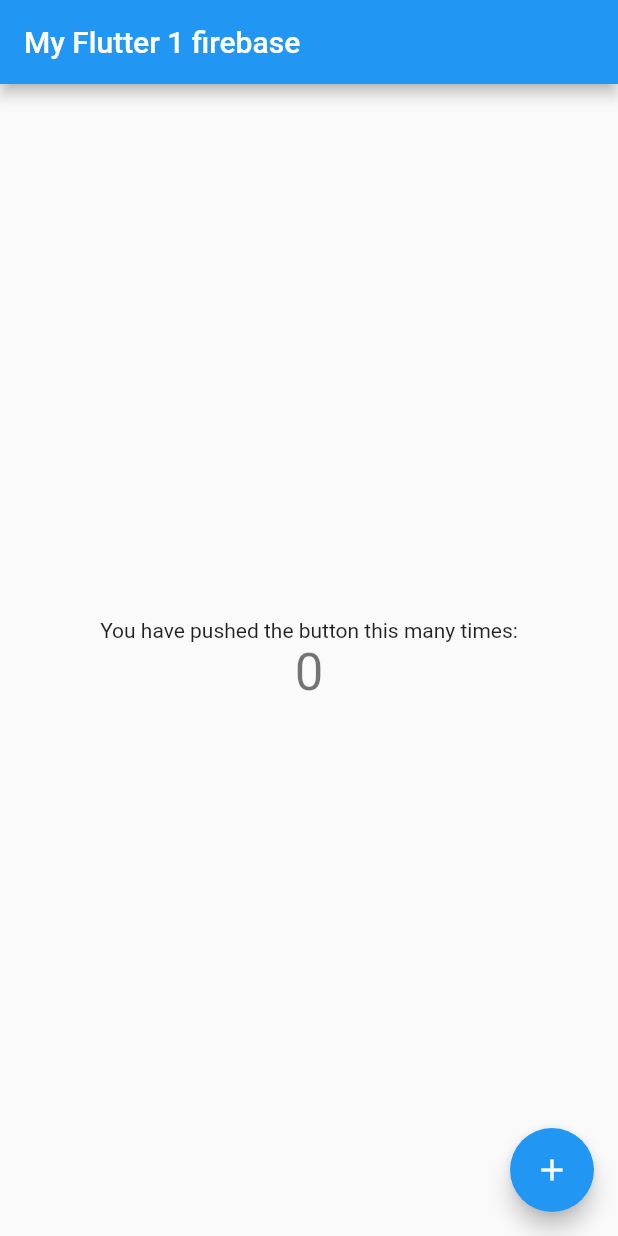
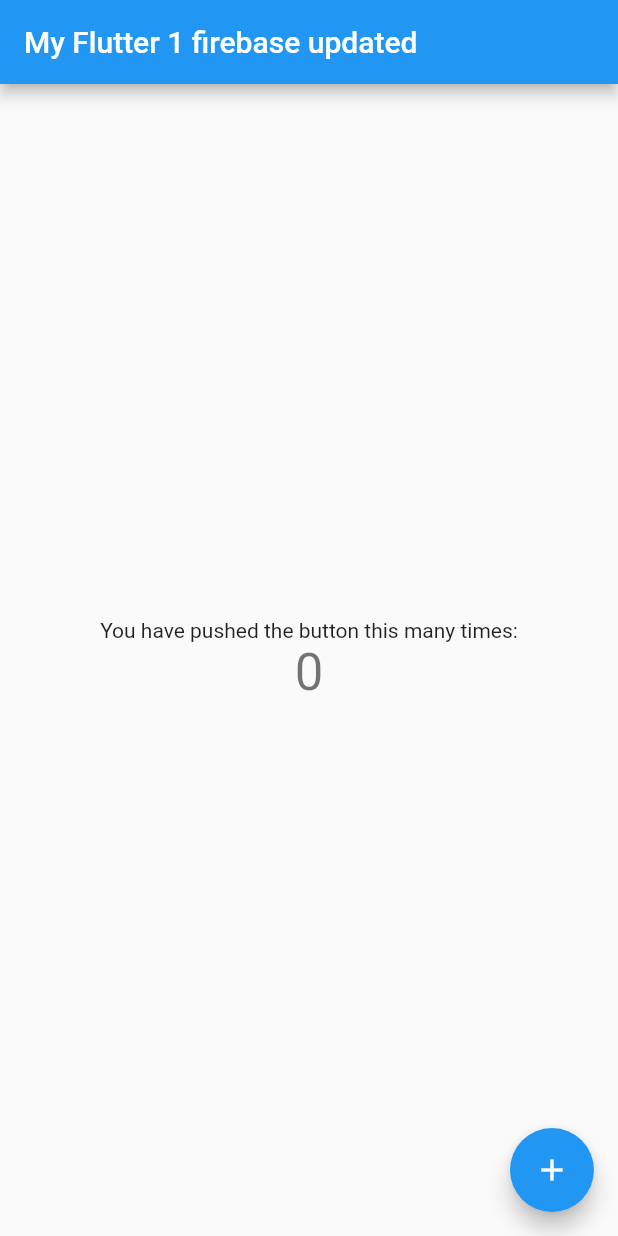
Before and after one commit to ahmerrkhan/firebase, a Flutter app: the screen it shows after launch, on a phone screen of 412 x 824 dp. Run offline on Flutter 3.47's test engine with Material 2 defaults, Android fonts, the phone set to English and light mode, and no system bars; our stand-ins replace firebase_core, firebase_database; accounts and stored records are empty.

Commit message:
Update main.dart

```diff
--- a/firebase_1st_counter_app/lib/main.dart
+++ b/firebase_1st_counter_app/lib/main.dart
@@ -30,7 +30,7 @@ class MyApp extends StatelessWidget {
               return Text('Something going wrong');
             }
             else if(snapshot.hasData){
-              return MyHomePage(title: 'My Flutter 1 firebase');
+              return MyHomePage(title: 'My Flutter 1 firebase updated');
             }
             else {
               return Center(
```
